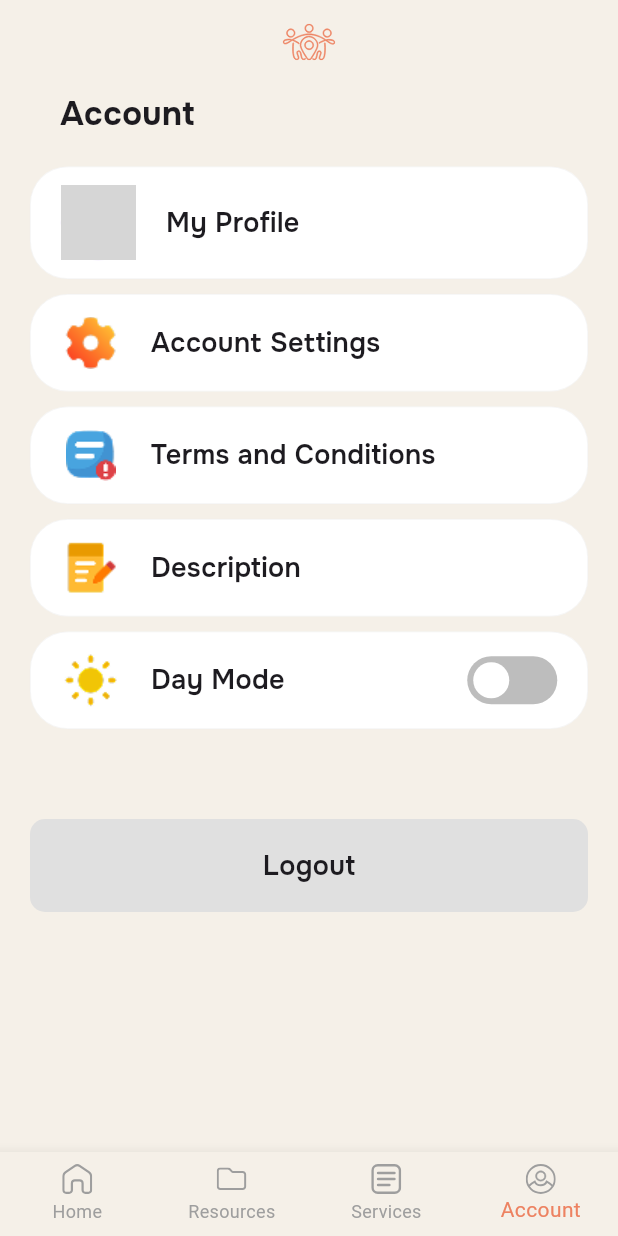
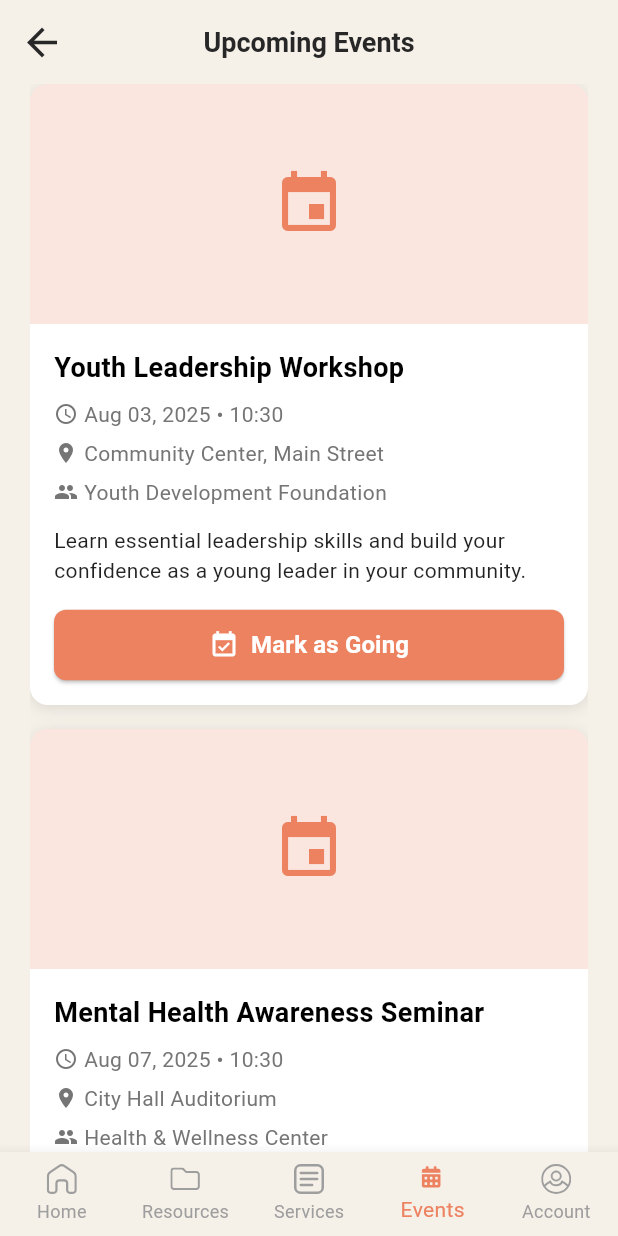
Before and after one commit to TshephangMogotsi/YouthSpot2025, a Flutter app: the screen it shows once a user with an empty profile is signed in, item 4 of the bottom bar chosen, on a phone screen of 412 x 824 dp. Run offline on Flutter 3.47's test engine with Material 3 defaults, Android fonts, the phone set to English and light mode, and no system bars; our stand-ins replace auto_size_text, awesome_notifications, cached_network_image, date_picker_timeline, device_info_plus, dio and 18 more; missing offline and left inert: day_night_time_picker, maps_launcher, pdfx; accounts and stored records are empty; project files that could hold a hidden picture were left out; grey boxes are pictures that could not be loaded.

Commit message:
Implement events section with calendar integration
Co-authored-by: TshephangMogotsi <58113691+TshephangMogotsi@users.noreply.github.com>

```diff
--- a/lib/app_entry.dart
+++ b/lib/app_entry.dart
@@ -3,6 +3,7 @@ import 'package:youthspot/screens/Account/account.dart';
 import 'package:youthspot/screens/homepage.dart';
 import 'package:youthspot/screens/resources/resources.dart';
 import 'package:youthspot/screens/services/services.dart';
+import 'package:youthspot/screens/events/events_screen.dart';
 import 'package:flutter_svg/flutter_svg.dart';
 
 import 'article_page.dart';
@@ -25,7 +26,7 @@ class _AppEntryState extends State<AppEntry> with WidgetsBindingObserver {
     HomePage(),
     DocumentPage(), // Resources
     ServicesScreen(), // Services
-    // Placeholder(), // Leaderboard
+    EventsScreen(), // Events
     Account(), // Account
   ];
 
@@ -124,6 +125,18 @@ class _AppEntryState extends State<AppEntry> with WidgetsBindingObserver {
               // ),
               BottomNavigationBarItem(
                 icon: SvgPicture.asset(
+                  'assets/icon/calendar-alt.svg',
+                  height: 20,
+                  width: 20,
+                  colorFilter: ColorFilter.mode(
+                    _selectedIndex == 3 ? kSSIorange : Colors.grey,
+                    BlendMode.srcIn,
+                  ),
+                ),
+                label: 'Events',
+              ),
+              BottomNavigationBarItem(
+                icon: SvgPicture.asset(
                   _selectedIndex == 4
                       ? 'assets/icon/profile.svg'
                       : 'assets/icon/profile_outline.svg',
--- a/lib/main.dart
+++ b/lib/main.dart
@@ -12,6 +12,7 @@ import 'providers/event_provider.dart';
 import 'providers/goal_provider.dart';
 import 'providers/leaderboard_provider.dart';
 import 'providers/medication_provider.dart';
+import 'providers/upcoming_events_provider.dart';
 
 import 'providers/quotes_provider.dart';
 import 'providers/services_provider.dart';
@@ -47,6 +48,9 @@ class MyApp extends StatelessWidget {
       providers: [
          ChangeNotifierProvider(
               create: (_) => EventProvider()..loadEventsFromDB(),
+            ),
+            ChangeNotifierProvider(
+              create: (_) => UpcomingEventsProvider(),
             ),
             ChangeNotifierProvider(
               create: (context) => QuizLogic(),
--- /dev/null
+++ b/lib/models/upcoming_event.dart
@@ -0,0 +1,35 @@
+import 'package:flutter/material.dart';
+
+import '../db/models/event_model.dart';
+
+class UpcomingEvent {
+  final String id;
+  final String title;
+  final String description;
+  final DateTime date;
+  final String location;
+  final String imageUrl;
+  final String organizer;
+
+  const UpcomingEvent({
+    required this.id,
+    required this.title,
+    required this.description,
+    required this.date,
+    required this.location,
+    required this.imageUrl,
+    required this.organizer,
+  });
+
+  // Convert to Event model for calendar integration
+  Event toCalendarEvent() {
+    return Event(
+      title: title,
+      description: '$description\n\nLocation: $location\nOrganizer: $organizer',
+      from: date,
+      to: date.add(const Duration(hours: 2)), // Default 2-hour duration
+      backgroundColor: const Color(0xFF4CAF50), // Green color for upcoming events
+      isAllDay: false,
+    );
+  }
+}
--- /dev/null
+++ b/lib/providers/upcoming_events_provider.dart
@@ -0,0 +1,73 @@
+import 'package:flutter/material.dart';
+
+import '../models/upcoming_event.dart';
+
+class UpcomingEventsProvider extends ChangeNotifier {
+  List<UpcomingEvent> _upcomingEvents = [];
+  Set<String> _attendingEvents = {};
+
+  List<UpcomingEvent> get upcomingEvents => _upcomingEvents;
+  Set<String> get attendingEvents => _attendingEvents;
+
+  bool isAttending(String eventId) => _attendingEvents.contains(eventId);
+
+  void toggleAttendance(String eventId) {
+    if (_attendingEvents.contains(eventId)) {
+      _attendingEvents.remove(eventId);
+    } else {
+      _attendingEvents.add(eventId);
+    }
+    notifyListeners();
+  }
+
+  void loadSampleEvents() {
+    _upcomingEvents = [
+      UpcomingEvent(
+        id: '1',
+        title: 'Youth Leadership Workshop',
+        description: 'Learn essential leadership skills and build your confidence as a young leader in your community.',
+        date: DateTime.now().add(const Duration(days: 3)),
+        location: 'Community Center, Main Street',
+        imageUrl: 'assets/image_assets/workshop.jpg',
+        organizer: 'Youth Development Foundation',
+      ),
+      UpcomingEvent(
+        id: '2',
+        title: 'Mental Health Awareness Seminar',
+        description: 'Important discussion about mental health, coping strategies, and support resources available for young people.',
+        date: DateTime.now().add(const Duration(days: 7)),
+        location: 'City Hall Auditorium',
+        imageUrl: 'assets/image_assets/mental_health.jpg',
+        organizer: 'Health & Wellness Center',
+      ),
+      UpcomingEvent(
+        id: '3',
+        title: 'Career Guidance Fair',
+        description: 'Meet professionals from various industries and get guidance on career paths, education opportunities, and skill development.',
+        date: DateTime.now().add(const Duration(days: 10)),
+        location: 'Convention Center',
+        imageUrl: 'assets/image_assets/career_fair.jpg',
+        organizer: 'Career Development Network',
+      ),
+      UpcomingEvent(
+        id: '4',
+        title: 'Tech Skills Bootcamp',
+        description: 'Hands-on workshop covering basic programming, digital literacy, and technology skills for the modern world.',
+        date: DateTime.now().add(const Duration(days: 14)),
+        location: 'Tech Hub, Innovation District',
+        imageUrl: 'assets/image_assets/tech_bootcamp.jpg',
+        organizer: 'Digital Skills Initiative',
+      ),
+      UpcomingEvent(
+        id: '5',
+        title: 'Community Service Day',
+        description: 'Join fellow youth in making a positive impact in our community through various volunteer activities.',
+        date: DateTime.now().add(const Duration(days: 21)),
+        location: 'Various locations across the city',
+        imageUrl: 'assets/image_assets/community_service.jpg',
+        organizer: 'YouthSpot Community',
+      ),
+    ];
+    notifyListeners();
+  }
+}
--- /dev/null
+++ b/lib/screens/events/events_screen.dart
@@ -0,0 +1,300 @@
+import 'package:flutter/material.dart';
+import 'package:provider/provider.dart';
+import 'package:intl/intl.dart';
+
+import '../../config/constants.dart';
+import '../../config/theme_manager.dart';
+import '../../global_widgets/primary_padding.dart';
+import '../../models/upcoming_event.dart';
+import '../../providers/upcoming_events_provider.dart';
+import '../../providers/event_provider.dart';
+import '../../services/services_locator.dart';
+import '../../db/models/event_model.dart';
+
+class EventsScreen extends StatefulWidget {
+  const EventsScreen({super.key});
+
+  @override
+  State<EventsScreen> createState() => _EventsScreenState();
+}
+
+class _EventsScreenState extends State<EventsScreen> {
+  @override
+  void initState() {
+    super.initState();
+    WidgetsBinding.instance.addPostFrameCallback((_) {
+      Provider.of<UpcomingEventsProvider>(context, listen: false).loadSampleEvents();
+    });
+  }
+
+  @override
+  Widget build(BuildContext context) {
+    final themeManager = getIt<ThemeManager>();
+
+    return ValueListenableBuilder<ThemeMode>(
+      valueListenable: themeManager.themeMode,
+      builder: (context, theme, child) {
+        return Scaffold(
+          backgroundColor: theme == ThemeMode.dark ? darkmodeLight : backgroundColorLight,
+          appBar: AppBar(
+            backgroundColor: theme == ThemeMode.dark ? const Color(0xFF0A0A0A) : backgroundColorLight,
+            elevation: 0,
+            scrolledUnderElevation: 0.0,
+            leading: IconButton(
+              onPressed: () {
+                Navigator.pop(context);
+              },
+              icon: Icon(
+                Icons.arrow_back,
+                size: 30,
+                color: theme == ThemeMode.dark ? Colors.white : const Color(0xFF272727),
+              ),
+            ),
+            title: Text(
+              'Upcoming Events',
+              style: TextStyle(
+                color: theme == ThemeMode.dark ? Colors.white : const Color(0xFF272727),
+                fontSize: 18,
+                fontWeight: FontWeight.w600,
+              ),
+            ),
+            centerTitle: true,
+          ),
+          body: Consumer<UpcomingEventsProvider>(
+            builder: (context, upcomingEventsProvider, child) {
+              final events = upcomingEventsProvider.upcomingEvents;
+
+              if (events.isEmpty) {
+                return const Center(
+                  child: CircularProgressIndicator(
+                    color: kSSIorange,
+                  ),
+                );
+              }
+
+              return PrimaryPadding(
+                child: ListView.separated(
+                  itemCount: events.length,
+                  separatorBuilder: (context, index) => const SizedBox(height: 16),
+                  itemBuilder: (context, index) {
+                    final event = events[index];
+                    return EventCard(event: event);
+                  },
+                ),
+              );
+            },
+          ),
+        );
+      },
+    );
+  }
+}
+
+class EventCard extends StatelessWidget {
+  final UpcomingEvent event;
+
+  const EventCard({super.key, required this.event});
+
+  @override
+  Widget build(BuildContext context) {
+    final themeManager = getIt<ThemeManager>();
+    final upcomingEventsProvider = Provider.of<UpcomingEventsProvider>(context);
+    final eventProvider = Provider.of<EventProvider>(context, listen: false);
+    final isAttending = upcomingEventsProvider.isAttending(event.id);
+
+    return ValueListenableBuilder<ThemeMode>(
+      valueListenable: themeManager.themeMode,
+      builder: (context, theme, child) {
+        return Container(
+          decoration: BoxDecoration(
+            color: theme == ThemeMode.dark ? darkmodeLight : Colors.white,
+            borderRadius: BorderRadius.circular(12),
+            boxShadow: [
+              BoxShadow(
+                color: Colors.black.withOpacity(0.1),
+                blurRadius: 8,
+                offset: const Offset(0, 2),
+              ),
+            ],
+          ),
+          child: Column(
+            crossAxisAlignment: CrossAxisAlignment.start,
+            children: [
+              // Event image placeholder
+              Container(
+                height: 160,
+                width: double.infinity,
+                decoration: BoxDecoration(
+                  color: kSSIorange.withOpacity(0.2),
+                  borderRadius: const BorderRadius.only(
+                    topLeft: Radius.circular(12),
+                    topRight: Radius.circular(12),
+                  ),
+                ),
+                child: const Icon(
+                  Icons.event,
+                  size: 48,
+                  color: kSSIorange,
+                ),
+              ),
+              Padding(
+                padding: const EdgeInsets.all(16),
+                child: Column(
+                  crossAxisAlignment: CrossAxisAlignment.start,
+                  children: [
+                    // Title
+                    Text(
+                      event.title,
+                      style: TextStyle(
+                        fontSize: 18,
+                        fontWeight: FontWeight.bold,
+                        color: theme == ThemeMode.dark ? Colors.white : Colors.black,
+                      ),
+                    ),
+                    const SizedBox(height: 8),
+
+                    // Date and time
+                    Row(
+                      children: [
+                        Icon(
+                          Icons.schedule,
+                          size: 16,
+                          color: theme == ThemeMode.dark ? Colors.white70 : Colors.grey[600],
+                        ),
+                        const SizedBox(width: 4),
+                        Text(
+                          DateFormat('MMM dd, yyyy • HH:mm').format(event.date),
+                          style: TextStyle(
+                            fontSize: 14,
+                            color: theme == ThemeMode.dark ? Colors.white70 : Colors.grey[600],
+                          ),
+                        ),
+                      ],
+                    ),
+                    const SizedBox(height: 6),
+
+                    // Location
+                    Row(
+                      children: [
+                        Icon(
+                          Icons.location_on,
+                          size: 16,
+                          color: theme == ThemeMode.dark ? Colors.white70 : Colors.grey[600],
+                        ),
+                        const SizedBox(width: 4),
+                        Expanded(
+                          child: Text(
+                            event.location,
+                            style: TextStyle(
+                              fontSize: 14,
+                              color: theme == ThemeMode.dark ? Colors.white70 : Colors.grey[600],
+                            ),
+                          ),
+                        ),
+                      ],
+                    ),
+                    const SizedBox(height: 6),
+
+                    // Organizer
+                    Row(
+                      children: [
+                        Icon(
+                          Icons.group,
+                          size: 16,
+                          color: theme == ThemeMode.dark ? Colors.white70 : Colors.grey[600],
+                        ),
+                        const SizedBox(width: 4),
+                        Text(
+                          event.organizer,
+                          style: TextStyle(
+                            fontSize: 14,
+                            color: theme == ThemeMode.dark ? Colors.white70 : Colors.grey[600],
+                          ),
+                        ),
+                      ],
+                    ),
+                    const SizedBox(height: 12),
+
+                    // Description
+                    Text(
+                      event.description,
+                      style: TextStyle(
+                        fontSize: 14,
+                        color: theme == ThemeMode.dark ? Colors.white : Colors.black87,
+                        height: 1.4,
+                      ),
+                      maxLines: 3,
+                      overflow: TextOverflow.ellipsis,
+                    ),
+                    const SizedBox(height: 16),
+
+                    // Going button
+                    SizedBox(
+                      width: double.infinity,
+                      child: ElevatedButton.icon(
+                        onPressed: () async {
+                          upcomingEventsProvider.toggleAttendance(event.id);
+
+                          if (!isAttending) {
+                            // Add to calendar
+                            final calendarEvent = event.toCalendarEvent();
+
+                            try {
+                              await eventProvider.addEvent(calendarEvent);
+                              ScaffoldMessenger.of(context).showSnackBar(
+                                SnackBar(
+                                  content: Text('Event added to your calendar!'),
+                                  backgroundColor: Colors.green,
+                                  duration: const Duration(seconds: 2),
+                                ),
+                              );
+                            } catch (e) {
+                              ScaffoldMessenger.of(context).showSnackBar(
+                                SnackBar(
+                                  content: Text('Failed to add event to calendar'),
+                                  backgroundColor: Colors.red,
+                                  duration: const Duration(seconds: 2),
+                                ),
+                              );
+                            }
+                          } else {
+                            ScaffoldMessenger.of(context).showSnackBar(
+                              SnackBar(
+                                content: Text('You are no longer attending this event'),
+                                backgroundColor: Colors.orange,
+                                duration: const Duration(seconds: 2),
+                              ),
+                            );
+                          }
+                        },
+                        style: ElevatedButton.styleFrom(
+                          backgroundColor: isAttending ? Colors.green : kSSIorange,
+                          foregroundColor: Colors.white,
+                          padding: const EdgeInsets.symmetric(vertical: 12),
+                          shape: RoundedRectangleBorder(
+                            borderRadius: BorderRadius.circular(8),
+                          ),
+                        ),
+                        icon: Icon(
+                          isAttending ? Icons.check_circle : Icons.event_available,
+                          size: 20,
+                        ),
+                        label: Text(
+                          isAttending ? 'Going' : 'Mark as Going',
+                          style: const TextStyle(
+                            fontSize: 16,
+                            fontWeight: FontWeight.w600,
+                          ),
+                        ),
+                      ),
+                    ),
+                  ],
+                ),
+              ),
+            ],
+          ),
+        );
+      },
+    );
+  }
+}
```
